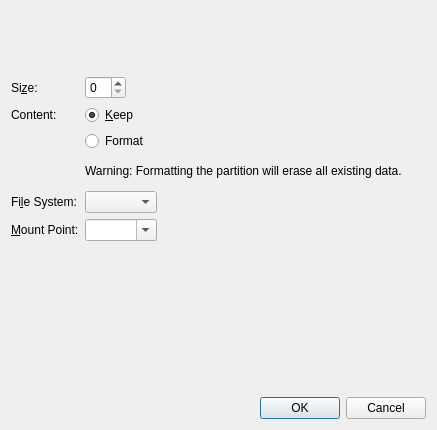
Qt form src/modules/partition/gui/EditExistingPartitionDialog.ui (calamares/calamares) before a commit.
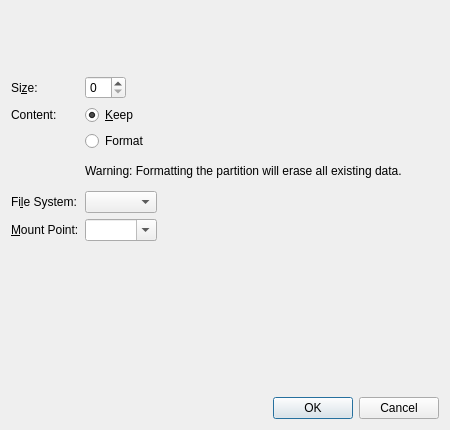
The same form after that commit. Custom widgets are drawn as their Qt base class.

Commit message: Minimum width.

Diff of the .ui file:
```diff
--- a/src/modules/partition/gui/EditExistingPartitionDialog.ui
+++ b/src/modules/partition/gui/EditExistingPartitionDialog.ui
@@ -6,7 +6,7 @@
    <rect>
     <x>0</x>
     <y>0</y>
-    <width>437</width>
+    <width>450</width>
     <height>430</height>
    </rect>
   </property>
@@ -79,6 +79,12 @@
          <verstretch>0</verstretch>
         </sizepolicy>
        </property>
+       <property name="minimumSize">
+        <size>
+         <width>300</width>
+         <height>0</height>
+        </size>
+       </property>
        <property name="text">
         <string>Warning: Formatting the partition will erase all existing data.</string>
        </property>
```
Left out of the diff: 2 changed lines with no effect on the pictures.
